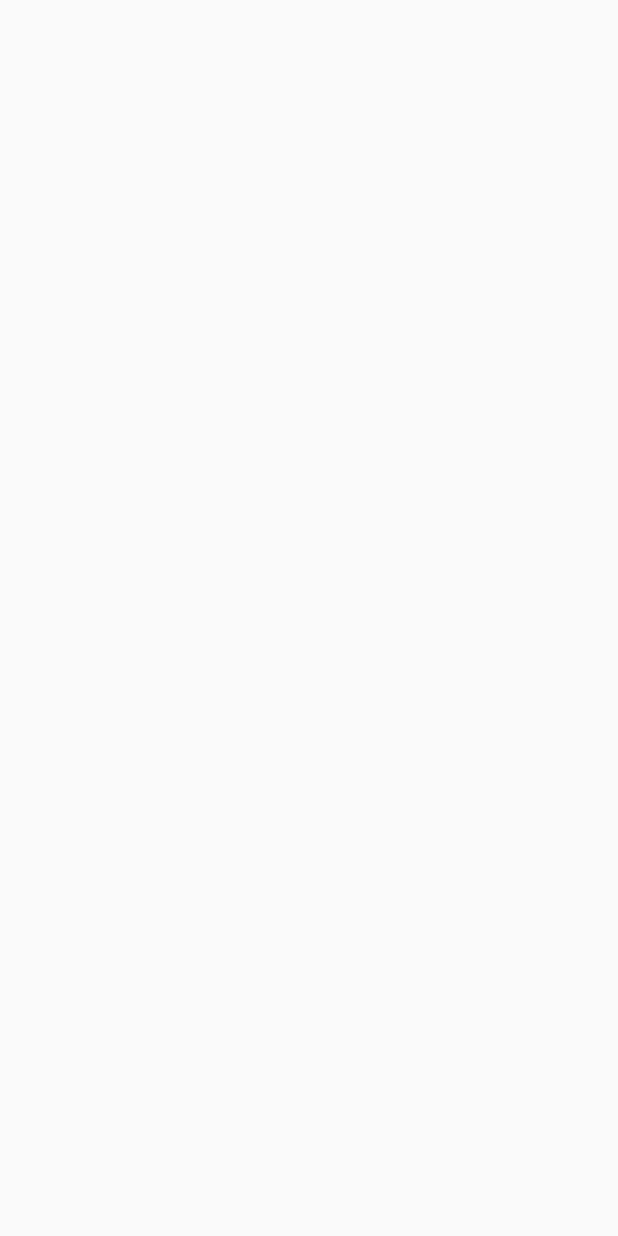
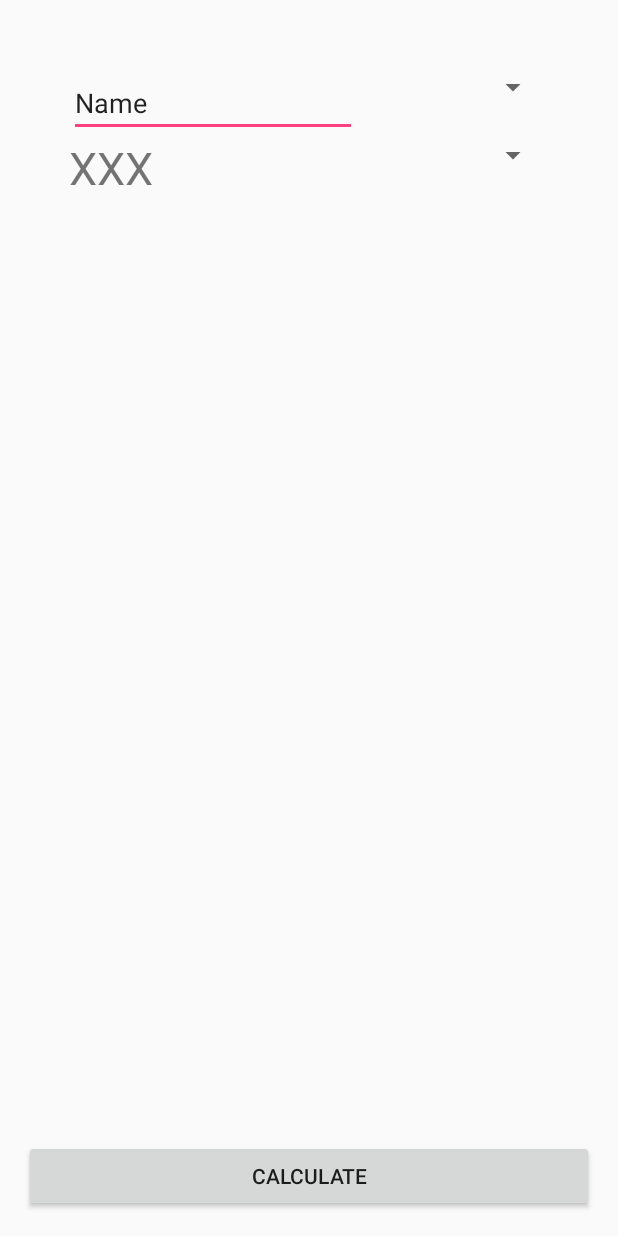
Before and after one commit to masterUNG/ConverterTools4, an Android app: the Calculate screen opened directly, with no data from a screen before it, on a phone screen of 412 x 824 dp. Before the commit the screen is empty. Run offline under Robolectric (Android 15) with nearby library versions, the phone set to English and light mode, and no system bars.

Commit message:
Design OK

```diff
--- a/app/src/main/res/layout/activity_calculate.xml
+++ b/app/src/main/res/layout/activity_calculate.xml
@@ -10,4 +10,59 @@
     android:paddingTop="@dimen/activity_vertical_margin"
     tools:context="rtc.suranya.patcharee.convertertools.Calculate">
 
+    <LinearLayout
+        android:orientation="vertical"
+        android:layout_width="match_parent"
+        android:layout_height="wrap_content"
+        android:layout_centerHorizontal="true"
+        android:layout_margin="30dp">
+
+        <LinearLayout
+            android:orientation="horizontal"
+            android:layout_width="match_parent"
+            android:layout_height="wrap_content">
+
+            <EditText
+                android:layout_width="0dp"
+                android:layout_height="wrap_content"
+                android:inputType="textPersonName"
+                android:text="Name"
+                android:ems="10"
+                android:id="@+id/editText"
+                android:layout_weight="1.5" />
+
+            <Spinner
+                android:layout_width="0dp"
+                android:layout_height="wrap_content"
+                android:id="@+id/spinner"
+                android:layout_weight="1" />
+        </LinearLayout>
+
+        <LinearLayout
+            android:orientation="horizontal"
+            android:layout_width="match_parent"
+            android:layout_height="wrap_content">
+
+            <TextView
+                android:text="XXX"
+                android:layout_width="0dp"
+                android:layout_height="wrap_content"
+                android:id="@+id/textView2"
+                android:layout_weight="1.5"
+                android:textSize="30sp" />
+
+            <Spinner
+                android:layout_width="0dp"
+                android:layout_height="wrap_content"
+                android:id="@+id/spinner2"
+                android:layout_weight="1" />
+        </LinearLayout>
+    </LinearLayout>
+
+    <Button
+        android:text="Calculate"
+        android:layout_width="match_parent"
+        android:layout_height="wrap_content"
+        android:id="@+id/button2"
+        android:layout_alignParentBottom="true" />
 </RelativeLayout>
--- a/app/src/main/res/layout/activity_main.xml
+++ b/app/src/main/res/layout/activity_main.xml
@@ -19,7 +19,7 @@
         android:id="@+id/imageView"
         android:layout_marginTop="115dp"
         android:layout_alignParentTop="true"
-        android:layout_centerHorizontal="true" />
+        android:layout_centerHorizontal="true" android:onClick="clickBasic" />
 
     <ImageView
         android:layout_width="wrap_content"
@@ -29,5 +29,5 @@
         android:layout_below="@+id/imageView"
         android:layout_alignRight="@+id/imageView"
         android:layout_alignEnd="@+id/imageView"
-        android:layout_marginTop="85dp" />
+        android:layout_marginTop="85dp" android:onClick="clickScieng" />
 </RelativeLayout>
```
